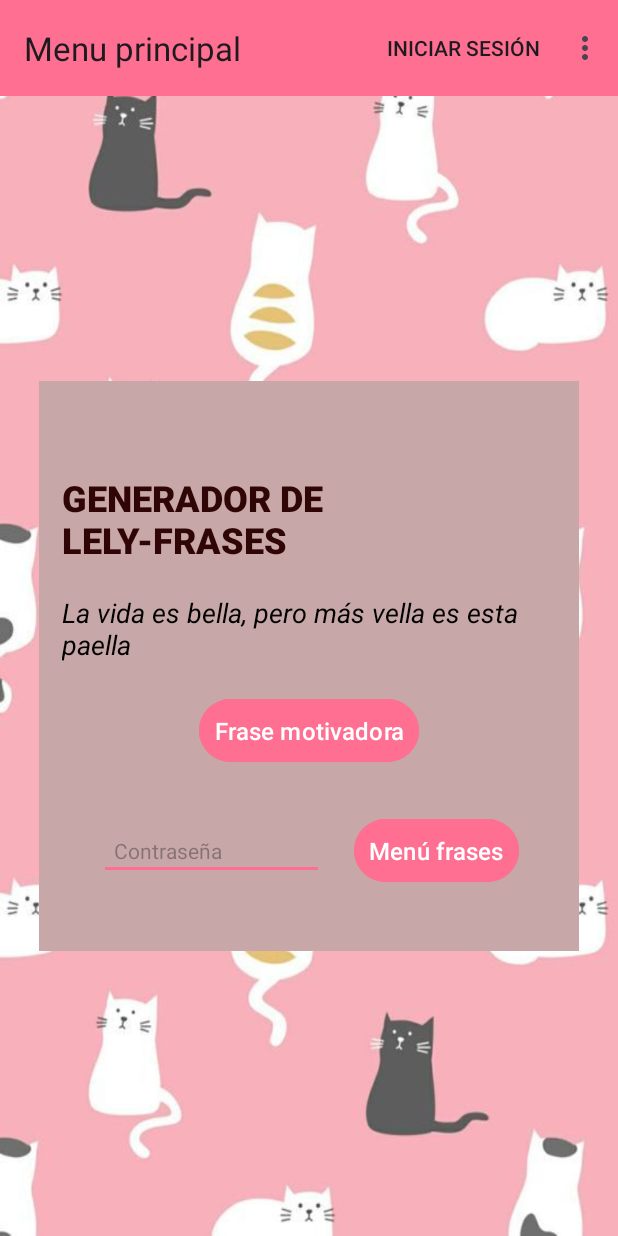
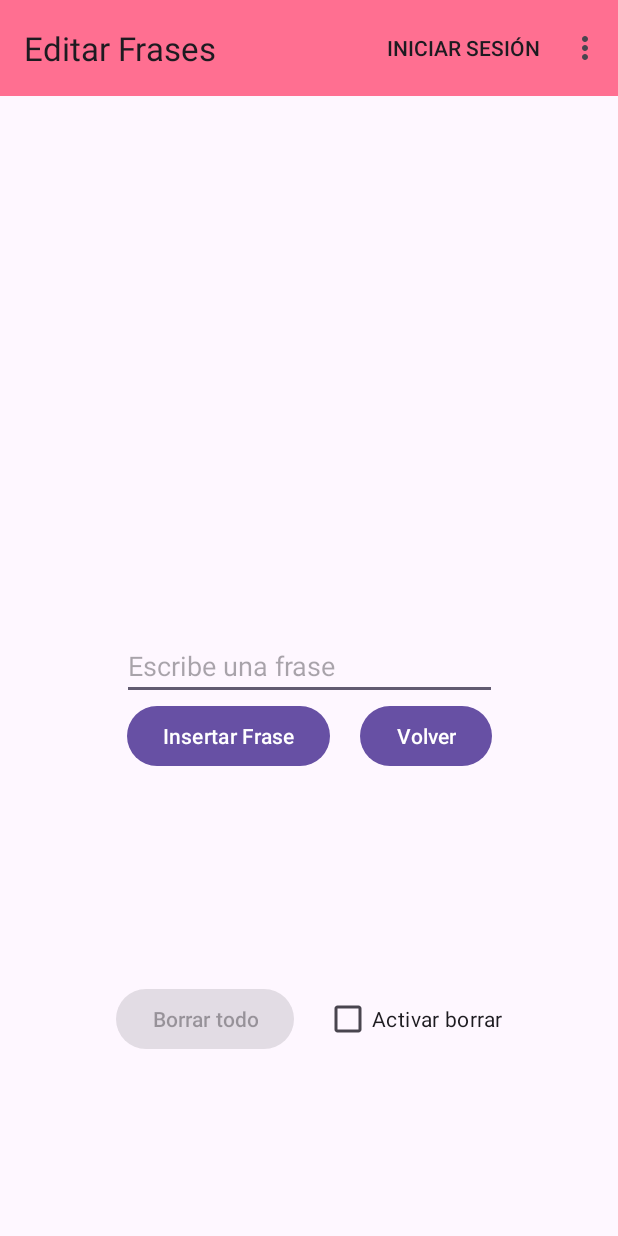
Before and after one commit to AmarinoLama/AppFrasesRandomSanValentin, an Android app: the screen it shows after launch (VentanaPrincipal before the commit, VentanaCrud after it), in the options menu, after a tap on "Editar Frases", on a phone screen of 412 x 824 dp. Run offline under Robolectric (Android 15) with nearby library versions, the phone set to English and light mode, and no system bars; our stand-ins replace Room's generated code.

Commit message:
feat(): añadir recycler view para mostrar frases y usar un view model para cuando se actualicen los datos

```diff
--- a/app/src/main/java/com/example/regalolely/MenuHandler.java
+++ b/app/src/main/java/com/example/regalolely/MenuHandler.java
@@ -1,6 +1,7 @@
 package com.example.regalolely;
 
 import android.content.Context;
+import android.content.Intent;
 import android.view.Menu;
 import android.view.MenuInflater;
 import android.view.MenuItem;
@@ -8,6 +9,9 @@ import android.widget.Toast;
 
 import androidx.annotation.NonNull;
 import androidx.core.view.MenuProvider;
+
+import com.example.regalolely.activities.ListadoFrases;
+import com.example.regalolely.activities.VentanaCrud;
 
 public class MenuHandler implements MenuProvider {
 
@@ -30,7 +34,13 @@ public class MenuHandler implements MenuProvider {
             return true;
         }
         if (id == R.id.op_editarFrases) {
-            Toast.makeText(context, "Opción 2", Toast.LENGTH_SHORT).show();
+            Intent intent = new Intent(context, VentanaCrud.class);
+            context.startActivity(intent);
+            return true;
+        }
+        if (id == R.id.op_listadoFrases) {
+            Intent intent = new Intent(context, ListadoFrases.class);
+            context.startActivity(intent);
             return true;
         }
         if (id == R.id.op_controlarMusica) {
--- a/app/src/main/java/com/example/regalolely/VentanaCrud.java
+++ b/app/src/main/java/com/example/regalolely/activities/VentanaCrud.java
@@ -1,4 +1,4 @@
-package com.example.regalolely;
+package com.example.regalolely.activities;
 
 import android.content.Intent;
 import android.os.Bundle;
@@ -6,13 +6,11 @@ import android.widget.Button;
 import android.widget.CheckBox;
 import android.widget.EditText;
 import android.widget.Toast;
+import androidx.appcompat.widget.Toolbar;
+import androidx.appcompat.app.AppCompatActivity;
 
-import androidx.activity.EdgeToEdge;
-import androidx.appcompat.app.AppCompatActivity;
-import androidx.core.graphics.Insets;
-import androidx.core.view.ViewCompat;
-import androidx.core.view.WindowInsetsCompat;
-
+import com.example.regalolely.MenuHandler;
+import com.example.regalolely.R;
 import com.example.regalolely.conexion.Conexion;
 import com.example.regalolely.conexion.dao.FraseDao;
 import com.example.regalolely.conexion.model.Frase;
@@ -21,6 +19,7 @@ public class VentanaCrud extends AppCompatActivity {
 
     private FraseDao fraseDao;
 
+    private Toolbar toolbar;
     private Button btnVolver, btnInsertar, btnBorrarTodo;
     private EditText etFrase;
     private CheckBox cbBorrartodo;
@@ -30,9 +29,17 @@ public class VentanaCrud extends AppCompatActivity {
         super.onCreate(savedInstanceState);
         setContentView(R.layout.ventana_crud);
 
+        inicializar();
+
+        // Inicializar el menú
+        setSupportActionBar(toolbar);
+        addMenuProvider(new MenuHandler(this));
+
         // Inicializar la base de datos
         Conexion.runBBDD(this);
         fraseDao = Conexion.getFraseDao();
+
+
 
         btnVolver.setOnClickListener(v -> {
             Intent intent = new Intent(VentanaCrud.this, VentanaPrincipal.class);
@@ -59,6 +66,7 @@ public class VentanaCrud extends AppCompatActivity {
     }
 
     private void inicializar() {
+        toolbar = findViewById(R.id.toolbar);
         btnInsertar = findViewById(R.id.btnInsertar);
         btnVolver = findViewById(R.id.btnVolver);
         btnBorrarTodo = findViewById(R.id.btnBorrarTodo);
--- a/app/src/main/java/com/example/regalolely/VentanaPrincipal.java
+++ b/app/src/main/java/com/example/regalolely/activities/VentanaPrincipal.java
@@ -1,4 +1,4 @@
-package com.example.regalolely;
+package com.example.regalolely.activities;
 
 import android.content.Intent;
 import android.media.MediaPlayer;
@@ -9,6 +9,9 @@ import android.widget.Button;
 import android.view.View;
 import android.widget.Toast;
 import androidx.appcompat.widget.Toolbar;
+
+import com.example.regalolely.MenuHandler;
+import com.example.regalolely.R;
 import com.example.regalolely.conexion.Conexion;
 import com.example.regalolely.conexion.dao.FraseDao;
 import com.example.regalolely.conexion.model.Frase;
--- a/app/src/main/java/com/example/regalolely/conexion/dao/FraseDao.java
+++ b/app/src/main/java/com/example/regalolely/conexion/dao/FraseDao.java
@@ -21,4 +21,7 @@ public interface FraseDao {
 
     @Query("DELETE FROM frases")
     void deleteAllFrases();
+
+    @Query("DELETE FROM frases WHERE id = :id")
+    void deleteFrase(int id);
 }
--- a/app/src/main/res/layout/ventana_crud.xml
+++ b/app/src/main/res/layout/ventana_crud.xml
@@ -1,31 +1,46 @@
 <?xml version="1.0" encoding="utf-8"?>
-<LinearLayout
+<androidx.constraintlayout.widget.ConstraintLayout
     xmlns:android="http://schemas.android.com/apk/res/android"
+    xmlns:app="http://schemas.android.com/apk/res-auto"
     android:id="@+id/main"
     android:layout_width="match_parent"
     android:layout_height="match_parent"
     android:orientation="vertical"
-    android:layout_margin="60dp"
     android:gravity="center">
 
-    <EditText
+    <androidx.appcompat.widget.Toolbar
+        android:id="@+id/toolbar"
         android:layout_width="match_parent"
         android:layout_height="wrap_content"
-        android:layout_marginBottom="10dp"
+        android:background="#FF6F91"
+        app:layout_constraintTop_toTopOf="parent"
+        app:title="Editar Frases" />
+
+    <EditText
         android:id="@+id/etFrase"
-        android:hint="Escribe una frase"/>
+        android:layout_width="250dp"
+        android:layout_height="wrap_content"
+        android:hint="Escribe una frase"
+        app:layout_constraintBottom_toBottomOf="parent"
+        app:layout_constraintEnd_toEndOf="parent"
+        app:layout_constraintStart_toStartOf="parent"
+        app:layout_constraintTop_toBottomOf="@+id/toolbar" />
 
     <LinearLayout
+        android:id="@+id/linearLayout"
         android:layout_width="wrap_content"
         android:layout_height="wrap_content"
-        android:orientation="horizontal">
+        android:orientation="horizontal"
+        app:layout_constraintEnd_toEndOf="parent"
+        app:layout_constraintStart_toStartOf="parent"
+        app:layout_constraintTop_toBottomOf="@+id/etFrase">
 
         <Button
             android:id="@+id/btnInsertar"
             android:layout_width="wrap_content"
             android:layout_height="wrap_content"
-            android:text="Insertar Frase"
-            android:layout_marginRight="20dp"/>
+            android:layout_marginRight="20dp"
+            android:text="Insertar Frase" />
 
         <Button
             android:id="@+id/btnVolver"
@@ -38,24 +53,28 @@
     <LinearLayout
         android:layout_width="wrap_content"
         android:layout_height="wrap_content"
-        android:orientation="horizontal">
+        android:orientation="horizontal"
+        app:layout_constraintBottom_toBottomOf="parent"
+        app:layout_constraintEnd_toEndOf="parent"
+        app:layout_constraintStart_toStartOf="parent"
+        app:layout_constraintTop_toBottomOf="@+id/linearLayout">
 
         <Button
             android:id="@+id/btnBorrarTodo"
             android:layout_width="wrap_content"
             android:layout_height="wrap_content"
-            android:text="Borrar todo"
             android:layout_marginTop="20dp"
             android:layout_marginRight="20dp"
-            android:enabled="false"/>
+            android:enabled="false"
+            android:text="Borrar todo" />
 
         <CheckBox
+            android:id="@+id/cbBorrartodo"
             android:layout_width="wrap_content"
             android:layout_height="wrap_content"
-            android:id="@+id/cbBorrartodo"
             android:layout_marginTop="20dp"
             android:text="Activar borrar" />
 
     </LinearLayout>
 
-</LinearLayout>
+</androidx.constraintlayout.widget.ConstraintLayout>
--- a/app/src/main/res/menu/menu_principal.xml
+++ b/app/src/main/res/menu/menu_principal.xml
@@ -10,6 +10,9 @@
         android:id="@+id/op_editarFrases"
         android:title="Editar Frases"/>
     <item
+        android:id="@+id/op_listadoFrases"
+        android:title="Listado Frases" />
+    <item
         android:id="@+id/op_controlarMusica"
         android:title="Controlar Música" />
     <item
```
Also changed, not shown: app/src/main/AndroidManifest.xml (+5 -2 lines), app/src/main/java/com/example/regalolely/activities/ListadoFrases.java (added, +152 -0 lines), app/src/main/java/com/example/regalolely/viewModels/FrasesViewModel.java (added, +42 -0 lines), app/src/main/res/layout/fragment_frase.xml (added, +54 -0 lines), app/src/main/res/layout/listado_frases.xml (added, +31 -0 lines), app/src/main/res/values/colors.xml (+25 -0 lines).
